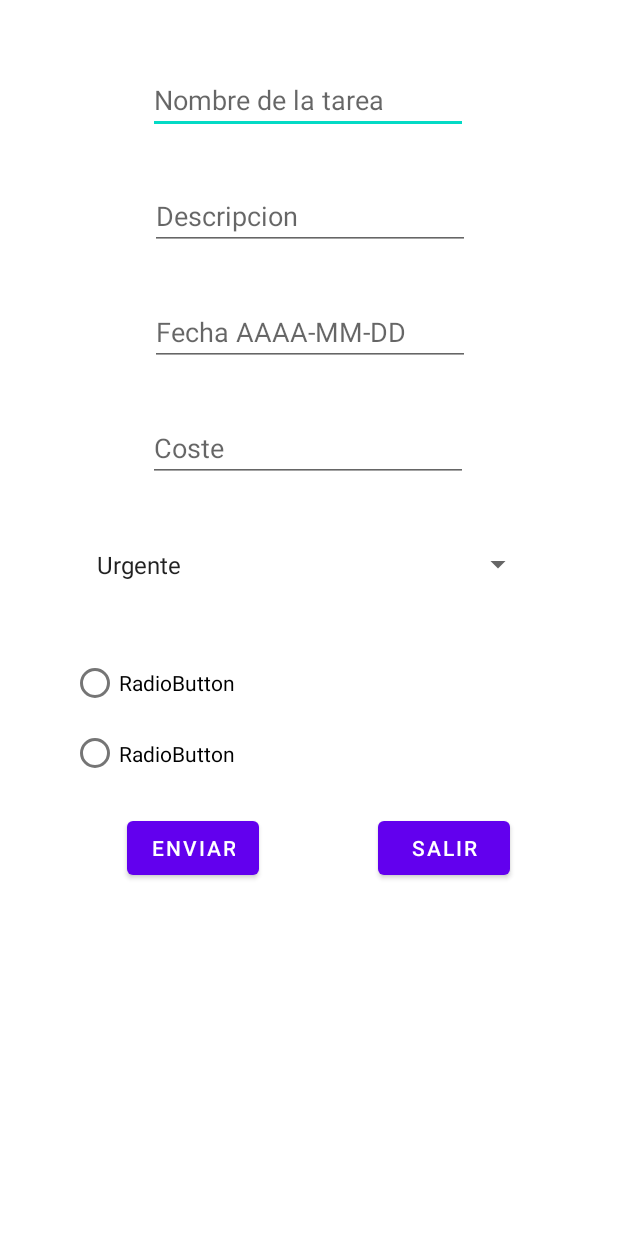
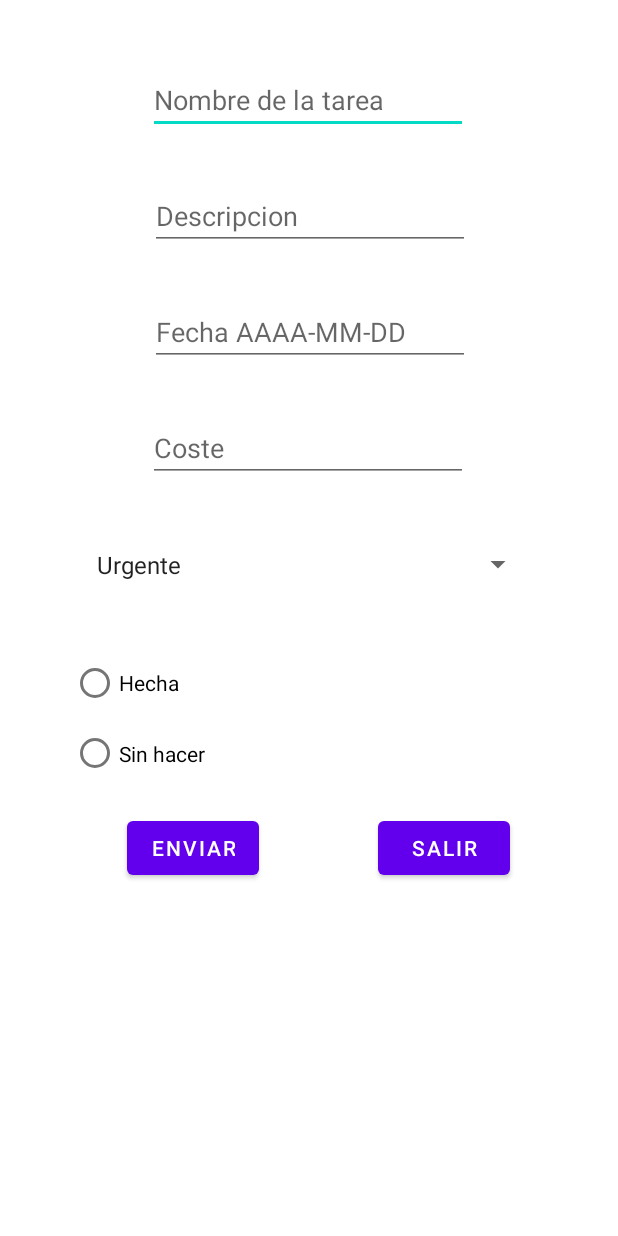
Before and after one commit to GorkaSagrario/RetoAndroid1, an Android app: the Pantalla_Inicial screen opened directly, with no data from a screen before it, on a phone screen of 412 x 824 dp. Run offline under Robolectric (Android 15) with nearby library versions, the phone set to English and light mode, and no system bars.

Commit message:
Radio buttons

```diff
--- a/app/src/main/java/com/example/retoandroid/Pantalla_Inicial.java
+++ b/app/src/main/java/com/example/retoandroid/Pantalla_Inicial.java
@@ -6,6 +6,7 @@ import android.content.Intent;
 import android.os.Bundle;
 import android.view.View;
 import android.widget.ArrayAdapter;
+import android.widget.RadioButton;
 import android.widget.Spinner;
 import android.widget.TextView;
 
@@ -15,6 +16,8 @@ public class Pantalla_Inicial extends AppCompatActivity {
     private TextView fecha;
     private TextView coste;
     private Spinner spinner;
+    private RadioButton hecha;
+    private RadioButton sinhacer;
 
     @Override
     protected void onCreate(Bundle savedInstanceState) {
@@ -33,9 +36,20 @@ public class Pantalla_Inicial extends AppCompatActivity {
                 ArrayAdapter<String>(this,android.R.layout.simple_spinner_item, option);
         spinner.setAdapter(adapter);
 
+        hecha = findViewById(R.id.radioHecha);
+        sinhacer = findViewById(R.id.radioSinHacer);
+
+
+
     }
     public void pLogin(View view) {
         Intent i = new Intent(this, MainActivity.class );
         startActivity(i);
     }
+
+    public void onClickBotonGuardar() {
+
+
+    }
+
 }
--- a/app/src/main/res/layout/activity_pantalla_inicial.xml
+++ b/app/src/main/res/layout/activity_pantalla_inicial.xml
@@ -77,16 +77,16 @@
         app:layout_constraintTop_toBottomOf="@+id/spinner">
 
         <RadioButton
-            android:id="@+id/radioButton2"
+            android:id="@+id/radioHecha"
             android:layout_width="match_parent"
             android:layout_height="wrap_content"
-            android:text="RadioButton" />
+            android:text="Hecha" />
 
         <RadioButton
-            android:id="@+id/radioButton"
+            android:id="@+id/radioSinHacer"
             android:layout_width="match_parent"
             android:layout_height="wrap_content"
-            android:text="RadioButton" />
+            android:text="Sin hacer" />
     </RadioGroup>
 
     <Button
```
